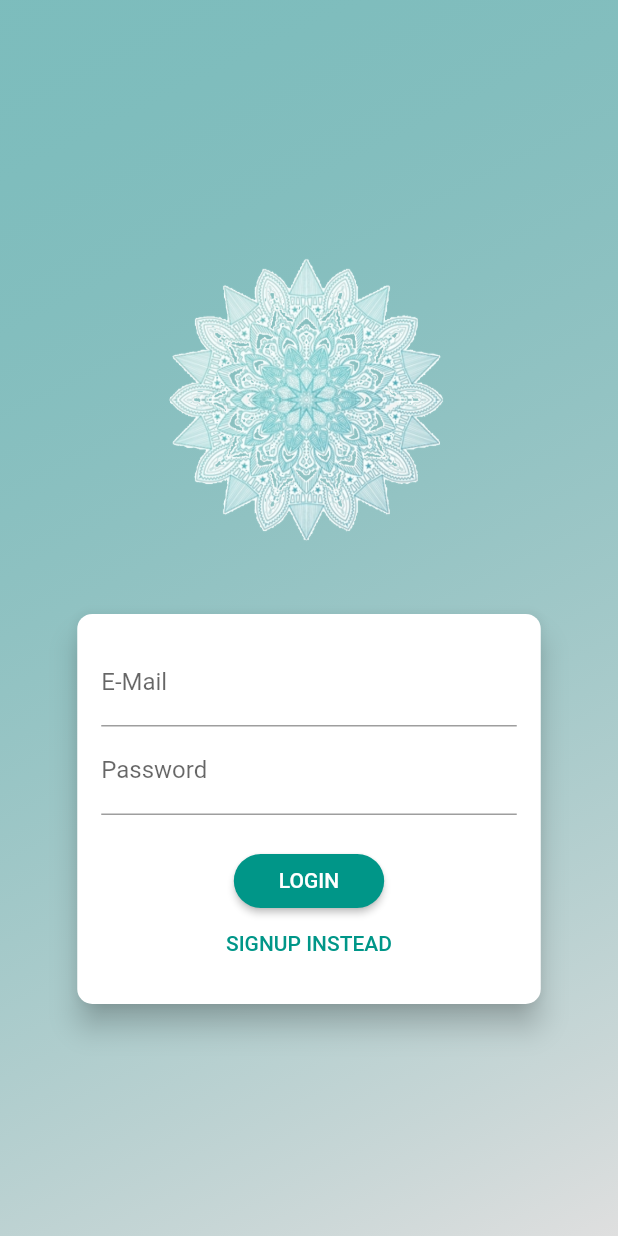
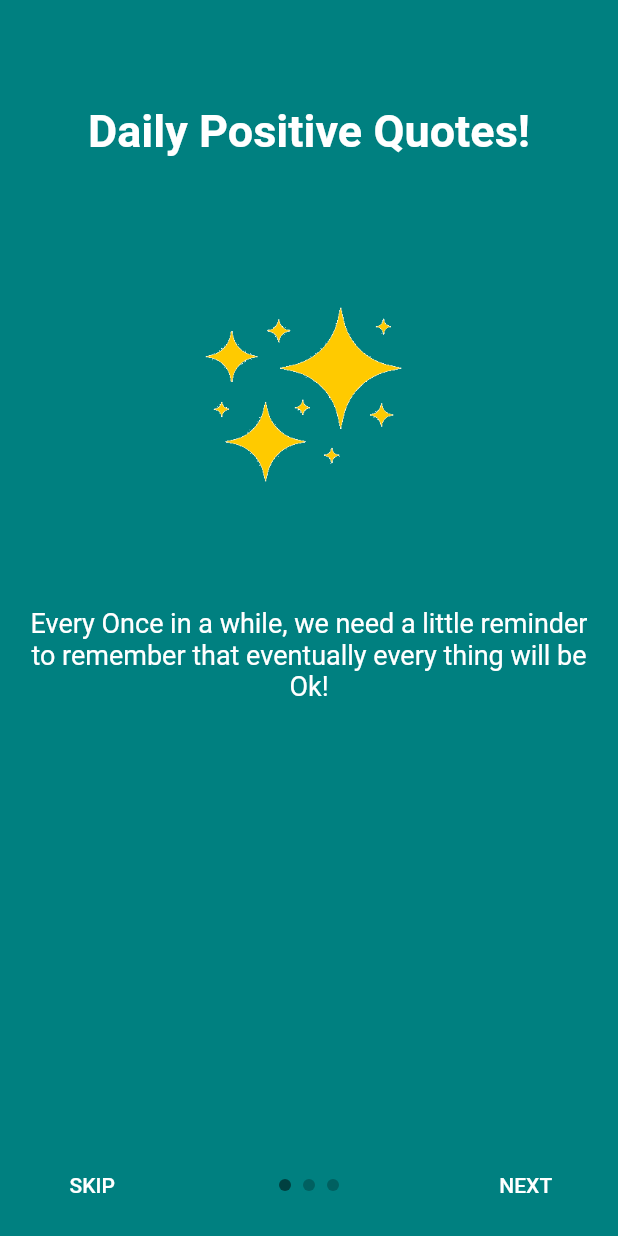
Before and after one commit to SaraAli26/PositiveQuotesApp, a Flutter app: the screen it shows after launch, on a phone screen of 412 x 824 dp. Run offline on Flutter 3.47's test engine with Material 2 defaults, Android fonts, the phone set to English and light mode, and no system bars; drawn by our look-alikes of intro_slider; our stand-ins replace cloud_firestore, convex_bottom_bar, firebase_core, firebase_database, flutter_secure_storage, share and 1 more; accounts and stored records are empty.

Commit message:
intro Slider Added

```diff
--- a/lib/Pages/AuthPage.dart
+++ b/lib/Pages/AuthPage.dart
@@ -60,6 +60,7 @@ class AuthScreen extends StatelessWidget {
         ],
       ),
     );
+
   }
 }
 
@@ -114,6 +115,7 @@ class _AuthCardState extends State<AuthCard> {
           _authData['email'] as String,
           _authData['password'] as String,
         );
+        Navigator.pop(context);
       } else {
         // Sign user up
         await Provider.of<AuthService>(context, listen: false).signUp(
@@ -122,6 +124,7 @@ class _AuthCardState extends State<AuthCard> {
           _authData['firstname'] as String,
           _authData['lastname'] as String,
         );
+        Navigator.pop(context);
       }
     } on HttpException catch (error) {
       var errorMessage = "Authentication failed!";
--- /dev/null
+++ b/lib/Pages/IntroSliderPage.dart
@@ -0,0 +1,62 @@
+import 'package:flutter/material.dart';
+import 'package:intro_slider/intro_slider.dart';
+import 'package:intro_slider/slide_object.dart';
+import 'AuthPage.dart';
+
+class IntroSliderPage extends StatefulWidget {
+  const IntroSliderPage({Key? key}) : super(key: key);
+
+  @override
+  _IntroSliderPageState createState() => _IntroSliderPageState();
+}
+
+class _IntroSliderPageState extends State<IntroSliderPage> {
+  List<Slide> slides = [];
+
+  @override
+  void initState() {
+    super.initState();
+
+    slides.add(
+      new Slide(
+        title: "Daily Positive Quotes!",
+        description: "Every Once in a while, we need a little reminder to remember that eventually every thing will be Ok!",
+        pathImage: "assets/Images/getquotes.png",
+        backgroundColor: Color(0xff008080),
+      ),
+    );
+    slides.add(
+      new Slide(
+        title: "Save the Quote!",
+        description: "Add the quotes that you like into your favorite list, and read it later whenever you use the app!",
+        pathImage: "assets/Images/favorite.png",
+        backgroundColor: Color(0xff008080),
+      ),
+    );
+    slides.add(
+      new Slide(
+        title: "Share with your friends",
+        description:
+        "Share the quotes that you like with your friends in social media, just click the share button and it will be shared in the selected platform!",
+        pathImage:  "assets/Images/share.png",
+        backgroundColor: Color(0xff008080),
+      ),
+    );
+  }
+
+  void onDonePress() {
+    // Do what you want
+    Navigator.push(
+        context, MaterialPageRoute(builder: (context) => AuthScreen()));
+  }
+
+  @override
+  Widget build(BuildContext context) {
+    return Container(
+      child: new IntroSlider(
+        slides: this.slides,
+        onDonePress: this.onDonePress,
+      ),
+    );
+  }
+}
--- a/lib/main.dart
+++ b/lib/main.dart
@@ -12,6 +12,7 @@ import 'package:qoutesapp/Pages/AuthPage.dart';
 import 'package:qoutesapp/Services/AuthService.dart';
 
 import 'Pages/AboutPage.dart';
+import 'Pages/IntroSliderPage.dart';
 import 'Pages/SplashPage.dart';
 
 Future<void> main() async {
@@ -58,7 +59,8 @@ class MyApp extends StatelessWidget {
                   builder: (ctx, authResultSnapshot) =>
                       authResultSnapshot.connectionState == ConnectionState.waiting
                       ? SplashPage() :
-                      AuthScreen(),
+                      //AuthScreen(),
+                        IntroSliderPage(),
                 ),
         ),
       ),
--- a/pubspec.yaml
+++ b/pubspec.yaml
@@ -34,6 +34,7 @@ dependencies:
   flutter_secure_storage: ^4.2.0
   shared_preferences: ^2.0.6
   share: any
+  intro_slider: ^3.0.2
 
   # The following adds the Cupertino Icons font to your application.
   # Use with the CupertinoIcons class for iOS style icons.
@@ -66,6 +67,9 @@ flutter:
     - assets/Images/flowers.jpg
     - assets/Images/mandala.jpg
     - assets/Images/mandala.png
+    - assets/Images/favorite.png
+    - assets/Images/getquotes.png
+    - assets/Images/share.png
     - assets/Images/transparentlogo.png
 
 
```
Also changed, not shown: assets/Images/favorite.png (added), assets/Images/getquotes.png (added), assets/Images/share.png (added), pubspec.lock.
